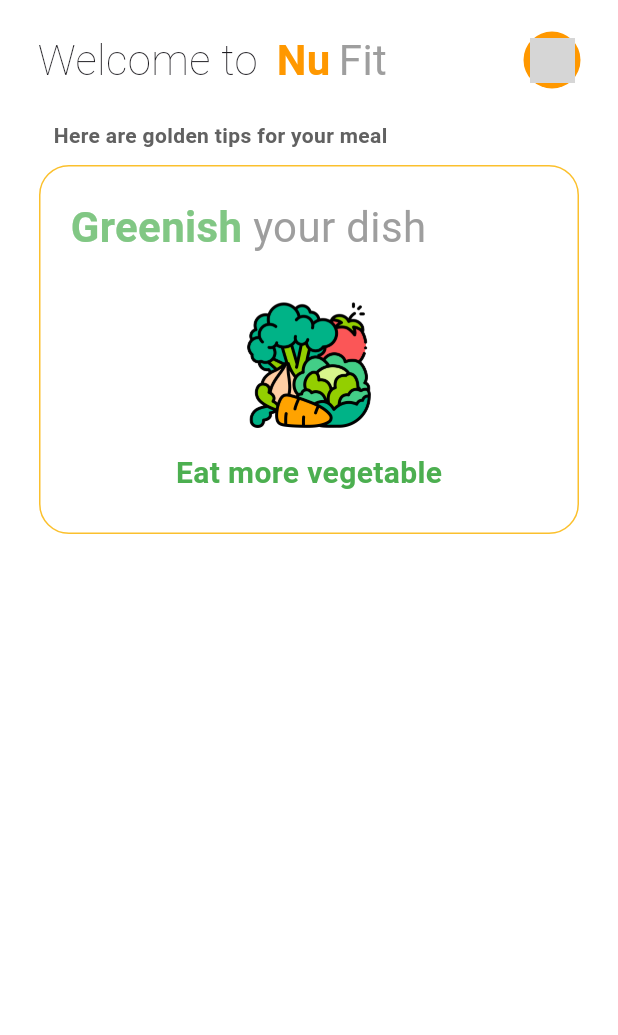
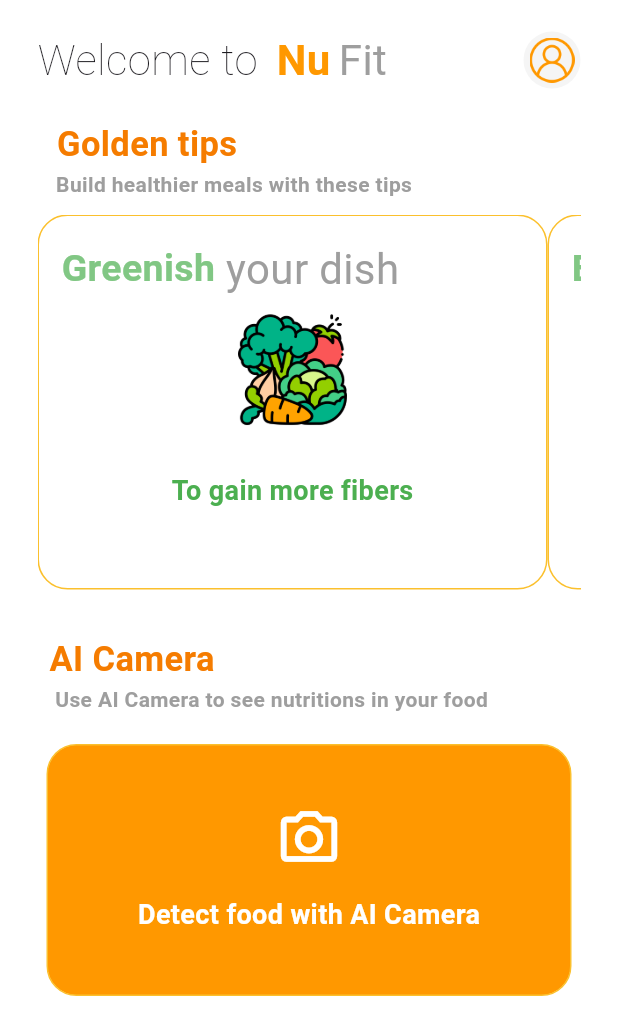
Before and after one commit to qu-ngx/DeFat, a Flutter app: the HomePage screen opened directly, on a phone screen of 412 x 824 dp. Shown: the top 1035 px of the screen. Run offline on Flutter 3.47's test engine with Material 3 defaults, Android fonts, the light colour scheme and no system bars; our stand-ins replace cloud_firestore, firebase_auth, firebase_core, google_sign_in, image_picker, percent_indicator and 1 more; missing offline and left inert: tflite_flutter; accounts and stored records are empty; grey boxes are pictures that could not be loaded.

Commit message:
temporary UI for home

```diff
--- a/lib/components/tip_card.dart
+++ b/lib/components/tip_card.dart
@@ -3,9 +3,12 @@ import 'package:flutter/material.dart';
 class TipCard extends StatelessWidget {
   final String imgPath;
   final String firstFirst;
+  // ignore: prefer_typing_uninitialized_variables
   final firstFirstColor;
+  // ignore: prefer_typing_uninitialized_variables
   final secondFirstColor;
   final String secondFirst;
+  // ignore: prefer_typing_uninitialized_variables
   final bottomColor;
   final String bottomLine;
 
@@ -23,8 +26,8 @@ class TipCard extends StatelessWidget {
   @override
   Widget build(BuildContext context) {
     return Container(
-      width: 360,
-      padding: const EdgeInsets.all(20),
+      width: 340,
+      padding: const EdgeInsets.all(15),
       decoration: BoxDecoration(
         color: Colors.white,
         borderRadius: BorderRadius.circular(20),
@@ -44,7 +47,7 @@ class TipCard extends StatelessWidget {
                 style: TextStyle(
                     color: firstFirstColor,
                     fontWeight: FontWeight.bold,
-                    fontSize: 28),
+                    fontSize: 25),
               ),
               Text(
                 secondFirst,
@@ -53,24 +56,21 @@ class TipCard extends StatelessWidget {
             ],
           ),
           const SizedBox(
-            height: 30,
+            height: 10,
           ),
           Image.asset(
             imgPath,
-            width: 85,
-            height: 85,
+            width: 75,
+            height: 75,
           ),
           const SizedBox(
-            height: 15,
+            height: 30,
           ),
           Text(
             bottomLine,
             style: TextStyle(
-                color: bottomColor, fontWeight: FontWeight.bold, fontSize: 20),
+                color: bottomColor, fontWeight: FontWeight.bold, fontSize: 18),
           ),
-          const SizedBox(
-            height: 5,
-          )
         ],
       ),
     );
--- a/lib/pages/home/home.dart
+++ b/lib/pages/home/home.dart
@@ -14,6 +14,7 @@ class _HomePageState extends State<HomePage> {
     return Scaffold(
       backgroundColor: Colors.white,
       body: SafeArea(
+        child: SingleChildScrollView(
           child: Column(
             children: [
               Padding(
@@ -52,13 +53,13 @@ class _HomePageState extends State<HomePage> {
                             height: 38,
                             width: 38,
                             padding: const EdgeInsets.all(4),
-                          decoration: const BoxDecoration(
-                            color: Colors.orange,
+                            decoration: BoxDecoration(
+                              color: Colors.grey.shade100,
                               shape: BoxShape.circle,
                             ),
                             child: Image.asset(
-                            'assets/icons//user.png',
-                            color: Colors.white,
+                              'assets/icons/user.png',
+                              color: Colors.orange,
                             ),
                           ),
                         ),
@@ -68,24 +69,145 @@ class _HomePageState extends State<HomePage> {
                       height: 20,
                     ),
                     Padding(
-                    padding: const EdgeInsets.only(right: 118),
+                      padding: const EdgeInsets.only(right: 210),
                       child: Text(
-                      "Here are golden tips for your meal",
+                        "Golden tips ",
                         style: TextStyle(
-                          color: Colors.grey[700], fontWeight: FontWeight.bold),
+                            color: Colors.orange[700],
+                            fontWeight: FontWeight.bold,
+                            fontSize: 23),
+                      ),
+                    ),
+                    Padding(
+                      padding: const EdgeInsets.only(right: 100),
+                      child: Text(
+                        "Build healthier meals with these tips",
+                        style: TextStyle(
+                            color: Colors.grey[500],
+                            fontWeight: FontWeight.bold),
                       ),
                     ),
                     const SizedBox(
                       height: 10,
                     ),
+                    SizedBox(
+                      height: 250,
+                      child: ListView(
+                        scrollDirection: Axis.horizontal,
+                        children: [
                           TipCard(
                             imgPath: "assets/images/vegetable.png",
                             firstFirst: "Greenish",
                             firstFirstColor: Colors.green.shade300,
                             secondFirst: " your dish",
                             secondFirstColor: Colors.grey,
-                    bottomLine: "Eat more vegetable",
+                            bottomLine: "To gain more fibers",
                             bottomColor: Colors.green[500],
+                          ),
+                          TipCard(
+                            imgPath: "assets/images/poultry_fish.png",
+                            firstFirst: "Eat more",
+                            firstFirstColor: Colors.green.shade300,
+                            secondFirst: " poultry & fish",
+                            secondFirstColor: Colors.grey,
+                            bottomLine: "To gain good proteins, omega\n",
+                            bottomColor: Colors.green[500],
+                          ),
+                          TipCard(
+                            imgPath: "assets/images/meat.png",
+                            firstFirst: "Reduce",
+                            firstFirstColor: Colors.red.shade300,
+                            secondFirst: " red meat",
+                            secondFirstColor: Colors.red.shade800,
+                            bottomLine:
+                                "To reduce cholesterol, strokes\n and heart attacks",
+                            bottomColor: Colors.green[500],
+                          ),
+                          TipCard(
+                            imgPath: "assets/images/fast-food.png",
+                            firstFirst: "Say no",
+                            firstFirstColor: Colors.red.shade300,
+                            secondFirst: " to fast food",
+                            secondFirstColor: Colors.yellow.shade700,
+                            bottomLine: "To reduce fat in blood\n",
+                            bottomColor: Colors.green[500],
+                          ),
+                        ],
+                      ),
+                    ),
+                    const SizedBox(
+                      height: 30,
+                    ),
+                    Padding(
+                      padding: const EdgeInsets.only(right: 230),
+                      child: Text(
+                        "AI Camera ",
+                        style: TextStyle(
+                            color: Colors.orange[700],
+                            fontWeight: FontWeight.bold,
+                            fontSize: 23),
+                      ),
+                    ),
+                    Padding(
+                      padding: const EdgeInsets.only(right: 50),
+                      child: Text(
+                        "Use AI Camera to see nutritions in your food",
+                        style: TextStyle(
+                            color: Colors.grey[500],
+                            fontWeight: FontWeight.bold),
+                      ),
+                    ),
+                    const SizedBox(
+                      height: 20,
+                    ),
+                    GestureDetector(
+                      onTap: () {},
+                      child: Container(
+                        width: 350,
+                        padding: const EdgeInsets.all(20),
+                        decoration: BoxDecoration(
+                          color: Colors.orange,
+                          borderRadius: BorderRadius.circular(20),
+                          border: Border(
+                            top: BorderSide(
+                                width: 1.0, color: Colors.yellow.shade700),
+                            right: BorderSide(
+                                width: 1.0, color: Colors.yellow.shade700),
+                            left: BorderSide(
+                                width: 1.0, color: Colors.yellow.shade700),
+                            bottom: BorderSide(
+                                width: 1.0, color: Colors.yellow.shade700),
+                          ),
+                        ),
+                        child: const Column(
+                          children: [
+                            SizedBox(
+                              height: 20,
+                            ),
+                            Icon(
+                              Icons.camera_alt_outlined,
+                              size: 45,
+                              color: Colors.white,
+                            ),
+                            SizedBox(
+                              height: 15,
+                            ),
+                            Text(
+                              "Detect food with AI Camera",
+                              style: TextStyle(
+                                  color: Colors.white,
+                                  fontWeight: FontWeight.bold,
+                                  fontSize: 18),
+                            ),
+                            SizedBox(
+                              height: 20,
+                            ),
+                          ],
+                        ),
+                      ),
+                    ),
+                    const SizedBox(
+                      height: 100,
                     ),
                   ],
                 ),
@@ -93,6 +215,7 @@ class _HomePageState extends State<HomePage> {
             ],
           ),
         ),
+      ),
     );
   }
 }
```
Also changed, not shown: assets/images/fast-food.png (added), assets/images/meat.png (added), assets/images/poultry_fish.png (added). Lines whose indentation alone changed are shown as unchanged.
